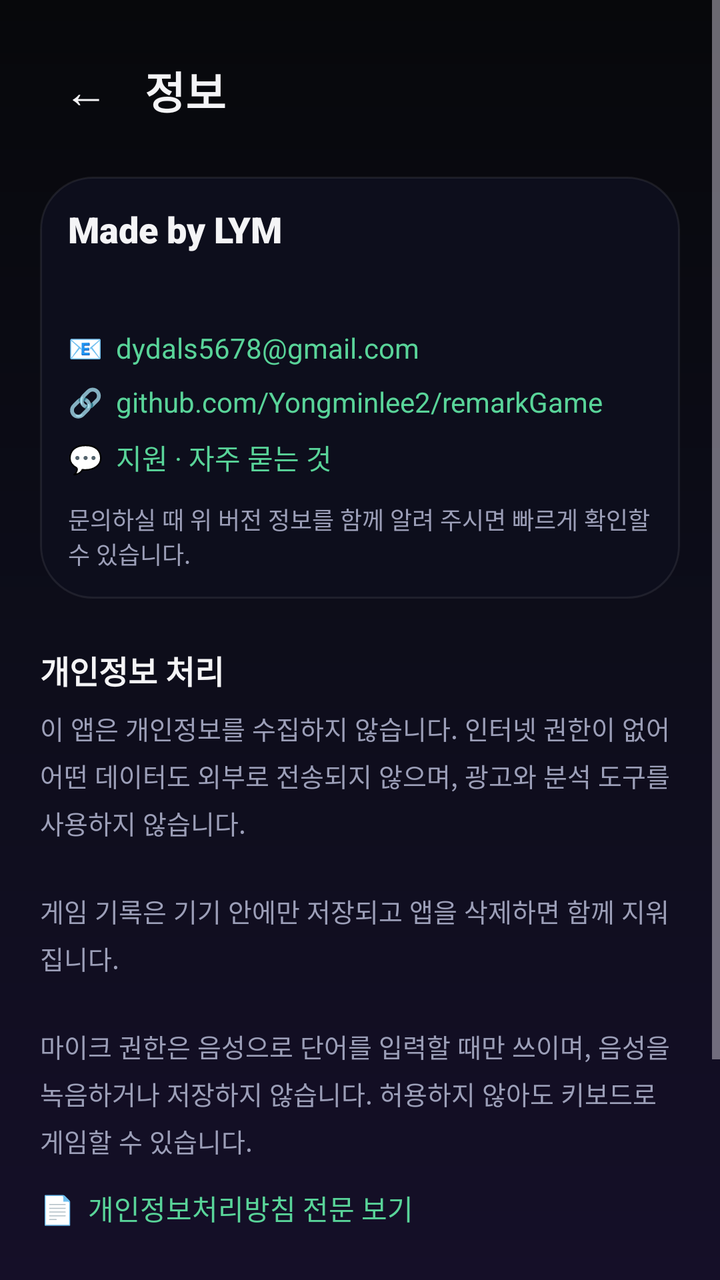
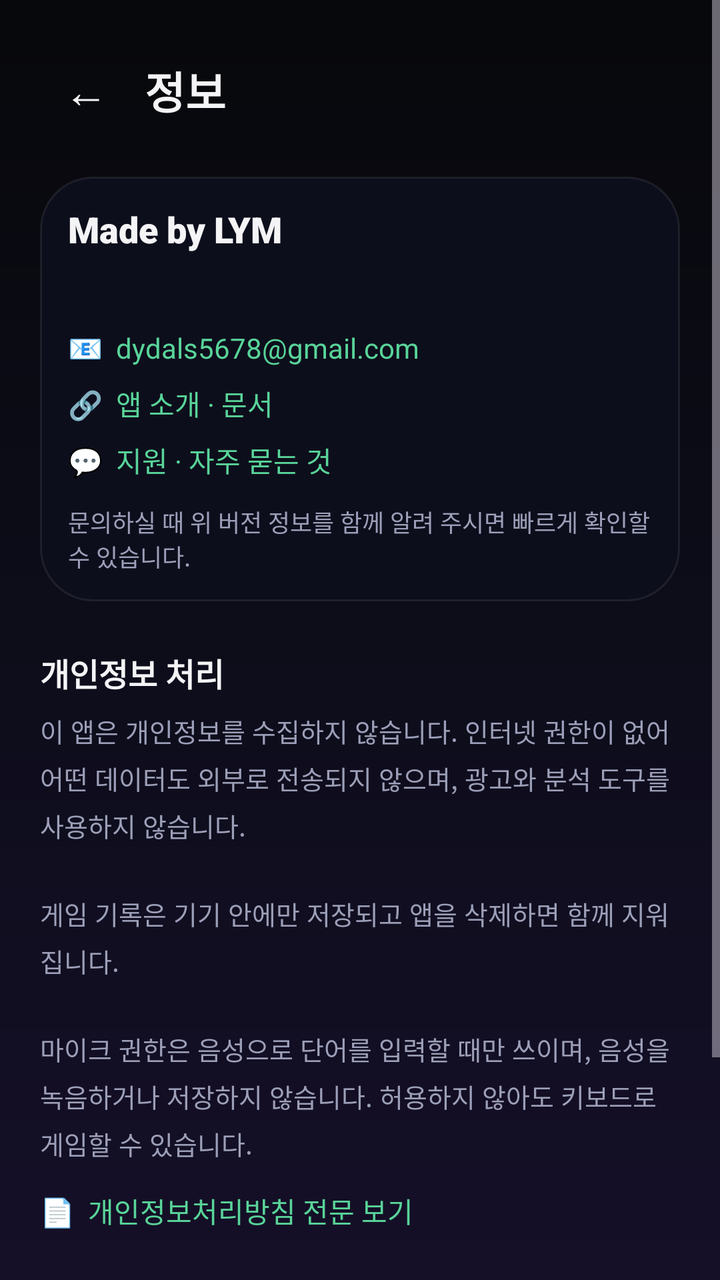

Two renders of the same Android screen: before a commit and after it. Below are the layout's source before the change and the commit's diff.
<!-- AndroidManifest.xml: application theme Theme.KKeutmal -->
<!-- res/layout/activity_about.xml -->
<?xml version="1.0" encoding="utf-8"?>
<ScrollView xmlns:android="http://schemas.android.com/apk/res/android"
    xmlns:app="http://schemas.android.com/apk/res-auto"
    android:layout_width="match_parent"
    android:layout_height="match_parent"
    android:fillViewport="true"
    android:overScrollMode="never">

    <LinearLayout
        android:layout_width="match_parent"
        android:layout_height="wrap_content"
        android:orientation="vertical"
        android:padding="20dp">

        <LinearLayout
            android:layout_width="match_parent"
            android:layout_height="wrap_content"
            android:orientation="horizontal"
            android:gravity="center_vertical">

            <com.google.android.material.button.MaterialButton
                android:id="@+id/btnBack"
                style="?attr/borderlessButtonStyle"
                android:layout_width="wrap_content"
                android:layout_height="wrap_content"
                android:minWidth="0dp"
                android:text="←"
                android:textColor="@color/text_primary"
                android:textSize="22sp" />

            <TextView
                android:layout_width="0dp"
                android:layout_weight="1"
                android:layout_height="wrap_content"
                android:layout_marginStart="6dp"
                android:text="정보"
                android:textColor="@color/text_primary"
                android:textSize="22sp"
                android:fontFamily="sans-serif-black" />
        </LinearLayout>

        <LinearLayout
            android:layout_width="match_parent"
            android:layout_height="wrap_content"
            android:layout_marginTop="18dp"
            android:orientation="vertical"
            android:padding="14dp"
            android:background="@drawable/bg_input">

            <TextView
                android:layout_width="wrap_content"
                android:layout_height="wrap_content"
                android:text="Made by LYM"
                android:textColor="@color/text_primary"
                android:textSize="18sp"
                android:fontFamily="sans-serif-black" />

            <TextView
                android:id="@+id/tvVersion"
                android:layout_width="match_parent"
                android:layout_height="wrap_content"
                android:layout_marginTop="6dp"
                android:textColor="@color/text_dim"
                android:textSize="13sp"
                android:textIsSelectable="true" />

            <TextView
                android:id="@+id/tvMail"
                android:layout_width="match_parent"
                android:layout_height="wrap_content"
                android:layout_marginTop="10dp"
                android:paddingTop="4dp"
                android:paddingBottom="4dp"
                android:text="📧  dydals5678@gmail.com"
                android:textColor="@color/accent2"
                android:textSize="14sp"
                android:textIsSelectable="true" />

            <TextView
                android:id="@+id/tvGithub"
                android:layout_width="match_parent"
                android:layout_height="wrap_content"
                android:paddingTop="4dp"
                android:paddingBottom="4dp"
                android:text="🔗  github.com/Yongminlee2/remarkGame"
                android:textColor="@color/accent2"
                android:textSize="14sp"
                android:textIsSelectable="true" />

            <TextView
                android:id="@+id/tvSupport"
                android:layout_width="match_parent"
                android:layout_height="wrap_content"
                android:paddingTop="4dp"
                android:paddingBottom="4dp"
                android:text="💬  지원 · 자주 묻는 것"
                android:textColor="@color/accent2"
                android:textSize="14sp" />

            <TextView
                android:layout_width="match_parent"
                android:layout_height="wrap_content"
                android:layout_marginTop="8dp"
                android:text="문의하실 때 위 버전 정보를 함께 알려 주시면 빠르게 확인할 수 있습니다."
                android:textColor="@color/text_dim"
                android:textSize="12sp" />
        </LinearLayout>

        <TextView
            android:layout_width="match_parent"
            android:layout_height="wrap_content"
            android:layout_marginTop="24dp"
            android:text="개인정보 처리"
            android:textColor="@color/text_primary"
            android:textSize="16sp"
            android:textStyle="bold" />

        <TextView
            android:layout_width="match_parent"
            android:layout_height="wrap_content"
            android:layout_marginTop="8dp"
            android:lineSpacingExtra="5dp"
            android:text="이 앱은 개인정보를 수집하지 않습니다. 인터넷 권한이 없어 어떤 데이터도 외부로 전송되지 않으며, 광고와 분석 도구를 사용하지 않습니다.\n\n게임 기록은 기기 안에만 저장되고 앱을 삭제하면 함께 지워집니다.\n\n마이크 권한은 음성으로 단어를 입력할 때만 쓰이며, 음성을 녹음하거나 저장하지 않습니다. 허용하지 않아도 키보드로 게임할 수 있습니다."
            android:textColor="@color/text_dim"
            android:textSize="13sp" />

        <TextView
            android:id="@+id/tvPrivacyPolicy"
            android:layout_width="match_parent"
            android:layout_height="wrap_content"
            android:layout_marginTop="10dp"
            android:paddingTop="4dp"
            android:paddingBottom="4dp"
            android:text="📄  개인정보처리방침 전문 보기"
            android:textColor="@color/accent2"
            android:textSize="14sp" />

        <TextView
            android:layout_width="match_parent"
            android:layout_height="wrap_content"
            android:layout_marginTop="24dp"
            android:text="사용한 자료와 라이선스"
            android:textColor="@color/text_primary"
            android:textSize="16sp"
            android:textStyle="bold" />

        <LinearLayout
            android:id="@+id/creditBox"
            android:layout_width="match_parent"
            android:layout_height="wrap_content"
            android:layout_marginTop="8dp"
            android:orientation="vertical" />

        <TextView
            android:id="@+id/tvMeaningNote"
            android:layout_width="match_parent"
            android:layout_height="wrap_content"
            android:layout_marginTop="12dp"
            android:lineSpacingExtra="4dp"
            android:textColor="@color/text_dim"
            android:textSize="12sp" />

        <TextView
            android:layout_width="match_parent"
            android:layout_height="wrap_content"
            android:layout_marginTop="10dp"
            android:layout_marginBottom="24dp"
            android:lineSpacingExtra="4dp"
            android:text="효과음과 배경음악은 전부 직접 합성해 만들었습니다."
            android:textColor="@color/text_dim"
            android:textSize="12sp" />
    </LinearLayout>
</ScrollView>
<!-- resources referenced by this layout -->
<resources>
  <color name="accent2">#59D499</color>
  <color name="text_dim">#9C9FB8</color>
  <color name="text_primary">#F4F4F6</color>
  <!-- drawable bg_input (drawable) -->
  <?xml version="1.0" encoding="utf-8"?>
  <shape xmlns:android="http://schemas.android.com/apk/res/android" android:shape="rectangle">
      <solid android:color="@color/input_bg" />
      <stroke android:width="1dp" android:color="@color/surface_stroke" />
      <corners android:radius="26dp" />
  </shape>
  <style name="Theme.KKeutmal" parent="Theme.Material3.Dark.NoActionBar">
          <item name="colorPrimary">@color/accent</item>
          <item name="colorOnPrimary">@color/text_on_accent</item>
          <item name="colorSecondary">@color/accent2</item>
          <item name="colorSurface">@color/surface</item>
          <item name="colorOnSurface">@color/text_primary</item>
          <item name="android:colorBackground">@color/bg_top</item>
          <item name="android:windowBackground">@drawable/bg_gradient</item>
          <item name="android:statusBarColor">@color/bg_top</item>
          <item name="android:navigationBarColor">@color/bg_bottom</item>
          <item name="android:windowLightStatusBar">false</item>
          <item name="android:textColor">@color/text_primary</item>
      </style>
  <color name="input_bg">#0D0E1C</color>
  <color name="surface_stroke">#14FFFFFF</color>
  <color name="accent">#7C6CFF</color>
  <color name="text_on_accent">#FFFFFF</color>
  <color name="surface">#111225</color>
  <color name="bg_top">#07080B</color>
  <!-- drawable bg_gradient (drawable) -->
  <?xml version="1.0" encoding="utf-8"?>
  <shape xmlns:android="http://schemas.android.com/apk/res/android" android:shape="rectangle">
      <gradient
          android:angle="270"
          android:startColor="@color/bg_top"
          android:centerColor="#0D0D1A"
          android:endColor="@color/bg_bottom" />
  </shape>
  <color name="bg_bottom">#150F28</color>
</resources>

<!-- the commit's change to res/layout/activity_about.xml (unified diff, before → after) -->
@@ -77,15 +77,14 @@
                 android:textIsSelectable="true" />
 
             <TextView
-                android:id="@+id/tvGithub"
+                android:id="@+id/tvDocs"
                 android:layout_width="match_parent"
                 android:layout_height="wrap_content"
                 android:paddingTop="4dp"
                 android:paddingBottom="4dp"
-                android:text="🔗  github.com/Yongminlee2/remarkGame"
+                android:text="🔗  앱 소개 · 문서"
                 android:textColor="@color/accent2"
-                android:textSize="14sp"
-                android:textIsSelectable="true" />
+                android:textSize="14sp" />
 
             <TextView
                 android:id="@+id/tvSupport"
